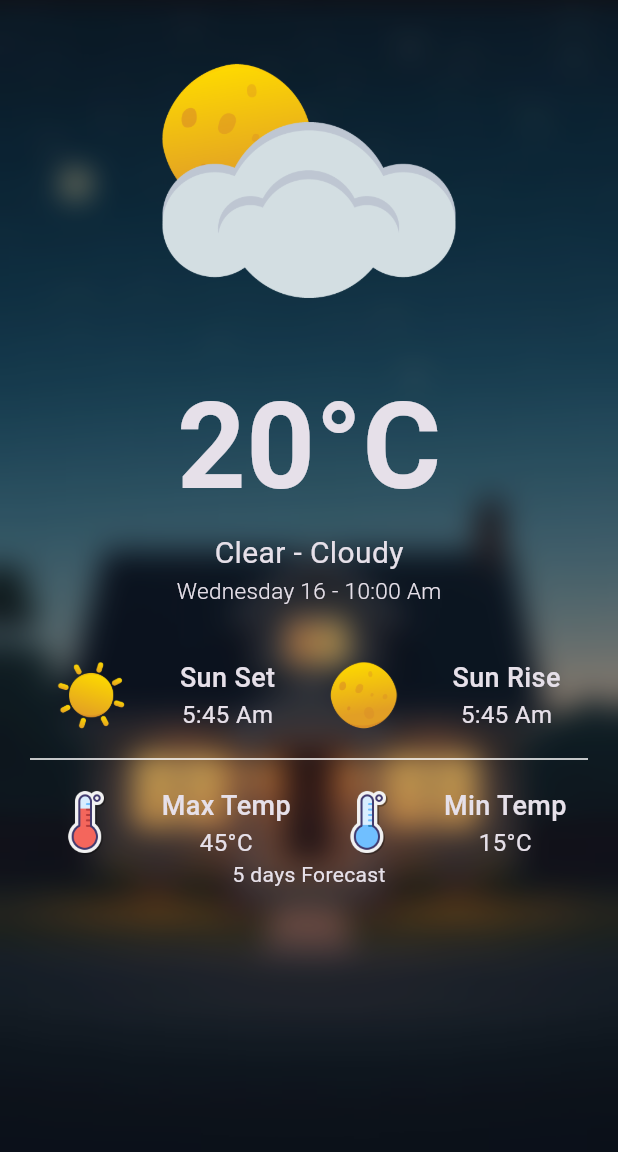
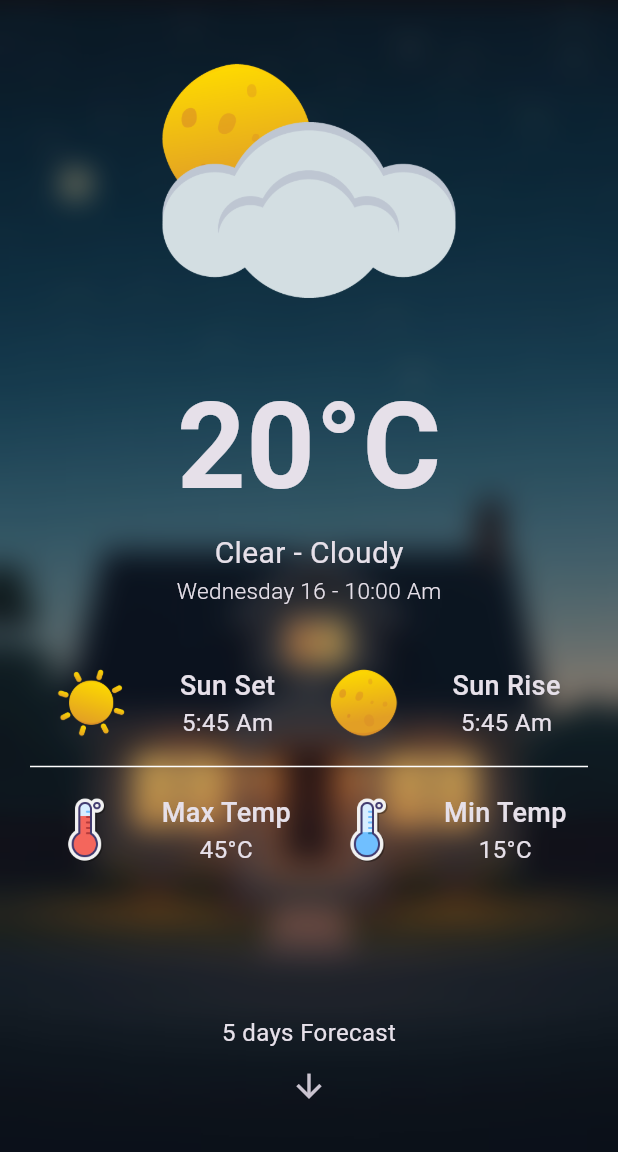
Before and after one commit to Deadlywolf12/weather_bloc_app, a Flutter app: the HomeScreen screen opened directly, on a phone screen of 412 x 824 dp, the part 84-1236 px from its top. Run offline on Flutter 3.47's test engine with Material 3 defaults, Android fonts, the phone set to English and light mode, and no system bars; our stand-ins replace flutter_dotenv, geolocator, shared_preferences, smooth_page_indicator; accounts and stored records are empty.

Commit message:
Ui updates

```diff
--- a/lib/screens/home_screen.dart
+++ b/lib/screens/home_screen.dart
@@ -2,7 +2,9 @@ import 'dart:ui';
 
 import 'package:flutter/material.dart';
 import 'package:weather_bloc_app/screens/Theme/app_colors.dart';
-import '../services/location_service.dart'; // Make sure this exists
+import 'package:weather_bloc_app/screens/forecast_screen.dart';
+
+import '../services/location_service.dart';
 
 class HomeScreen extends StatefulWidget {
   const HomeScreen({super.key});
@@ -12,6 +14,17 @@ class HomeScreen extends StatefulWidget {
 }
 
 class _HomeScreenState extends State<HomeScreen> {
+  void _showForecastSheet(BuildContext context) {
+    showModalBottomSheet(
+      context: context,
+      isScrollControlled: true,
+      backgroundColor: Colors.transparent, // For smooth rounded top
+      barrierColor: Colors.black.withOpacity(0.4), // Dim background
+      elevation: 0,
+      builder: (context) => const ForecastContent(),
+    );
+  }
+
   void _getCurrentLocationWeather(BuildContext context) async {
     try {
       final position = await LocationService().determinePosition();
@@ -58,7 +71,14 @@ class _HomeScreenState extends State<HomeScreen> {
             )
           ],
         ),
-        body: Stack(
+        body: GestureDetector(
+          onVerticalDragUpdate: (details) {
+            if (details.delta.dy < -10) {
+              // User swiped up
+              _showForecastSheet(context);
+            }
+          },
+          child: Stack(
             children: [
               Positioned.fill(
                 child: Image.asset(
@@ -113,7 +133,7 @@ class _HomeScreenState extends State<HomeScreen> {
                         ),
                       ),
                       const SizedBox(
-                      height: 35,
+                        height: 40,
                       ),
                       Column(
                         mainAxisAlignment: MainAxisAlignment.start,
@@ -220,12 +240,32 @@ class _HomeScreenState extends State<HomeScreen> {
                           )
                         ],
                       ),
-                    Center(child: Text("5 days Forecast"))
+                      const Spacer(),
+                      const Align(
+                        alignment: Alignment.bottomCenter,
+                        child: Text(
+                          "5 days Forecast",
+                          style: TextStyle(fontSize: 16),
+                        ),
+                      ),
+                      Align(
+                        alignment: Alignment.bottomCenter,
+                        child: IconButton(
+                          onPressed: () {
+                            _showForecastSheet(context);
+                          },
+                          icon: const Icon(
+                            Icons.arrow_downward,
+                            size: 25,
+                          ),
+                        ),
+                      ),
                     ],
                   ),
                 ),
               ),
             ],
+          ),
         ));
   }
 }
```
Also changed, not shown: lib/screens/forecast_screen.dart (+39 -21 lines). Lines whose indentation alone changed are shown as unchanged.
